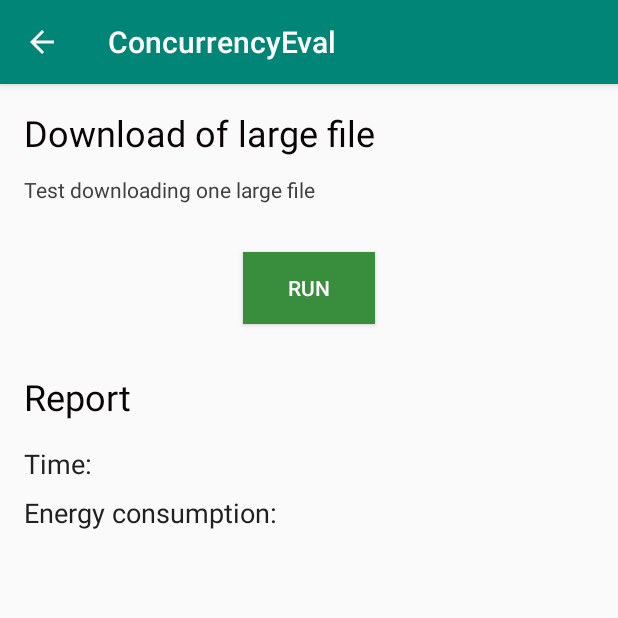
After one commit to WilliamWV/androidConcAndSync, an Android app: the LargeFileDownActivity screen opened directly, with no data from a screen before it, on a phone screen of 412 x 824 dp, the top half of it. The commit adds this screen. Run offline under Robolectric (Android 15) with nearby library versions, the phone set to English and light mode, and no system bars.

Commit message:
Added activities to download tests

```diff
--- a/app/src/main/java/com/example/concurrencyeval/activities/InitActivity.kt
+++ b/app/src/main/java/com/example/concurrencyeval/activities/InitActivity.kt
@@ -69,6 +69,12 @@ class InitActivity : AppCompatActivity(){
                 Constants.PHILOSOPHERS -> Intent(this, PhilosophersActivity::class.java).apply {
                     putExtra(Constants.IMPL_EXTRA, selectedImplementation)
                 }
+                Constants.SMALL_DOWN -> Intent(this, SmallFilesDownActivity::class.java).apply {
+                    putExtra(Constants.IMPL_EXTRA, selectedImplementation)
+                }
+                Constants.LARGE_DOWN -> Intent(this, LargeFileDownActivity::class.java).apply {
+                    putExtra(Constants.IMPL_EXTRA, selectedImplementation)
+                }
                 else -> Intent(this, ProblemActivity::class.java).apply {
                     putExtra(Constants.PROBLEM_EXTRA, selectedProblem)
                     putExtra(Constants.IMPL_EXTRA, selectedImplementation)
--- /dev/null
+++ b/app/src/main/java/com/example/concurrencyeval/activities/LargeFileDownActivity.kt
@@ -0,0 +1,13 @@
+package com.example.concurrencyeval.activities
+
+import android.support.v7.app.AppCompatActivity
+import android.os.Bundle
+import com.example.concurrencyeval.R
+
+class LargeFileDownActivity : AppCompatActivity() {
+
+    override fun onCreate(savedInstanceState: Bundle?) {
+        super.onCreate(savedInstanceState)
+        setContentView(R.layout.activity_large_file_down)
+    }
+}
--- /dev/null
+++ b/app/src/main/res/layout/activity_large_file_down.xml
@@ -0,0 +1,76 @@
+<?xml version="1.0" encoding="utf-8"?>
+<android.support.constraint.ConstraintLayout
+    xmlns:android="http://schemas.android.com/apk/res/android"
+    xmlns:tools="http://schemas.android.com/tools"
+    xmlns:app="http://schemas.android.com/apk/res-auto"
+    android:layout_width="match_parent"
+    android:layout_height="match_parent"
+    tools:context=".activities.LargeFileDownActivity">
+
+    <TextView
+        android:text="@string/lf_activity_title"
+        android:layout_width="wrap_content"
+        android:layout_height="wrap_content"
+        android:id="@+id/lf_tv_title" app:layout_constraintStart_toStartOf="parent"
+        android:layout_marginLeft="16dp"
+        android:layout_marginStart="16dp" app:layout_constraintTop_toTopOf="parent"
+        android:textColor="@color/titleColor" android:textSize="24sp" android:layout_marginTop="16dp"/>
+    <TextView
+        android:text="@string/lf_tv_description"
+        android:layout_width="0dp"
+        android:layout_height="wrap_content"
+        android:id="@+id/lf_tv_description"
+        app:layout_constraintTop_toBottomOf="@+id/lf_tv_title" app:layout_constraintStart_toStartOf="parent"
+        android:layout_marginLeft="16dp" android:layout_marginStart="16dp"
+        android:textColor="@color/descriptionColor"
+        android:layout_marginTop="12dp" app:layout_constraintEnd_toEndOf="parent" android:layout_marginRight="16dp"
+        android:layout_marginEnd="16dp" android:gravity="start"/>
+    <Button
+        android:text="@string/run_button"
+        android:layout_width="wrap_content"
+        android:layout_height="wrap_content"
+        android:id="@+id/lf_run_button" app:layout_constraintStart_toStartOf="parent" android:layout_marginLeft="8dp"
+        android:layout_marginStart="8dp" app:layout_constraintEnd_toEndOf="parent" android:layout_marginEnd="8dp"
+        android:layout_marginRight="8dp" android:layout_marginTop="32dp"
+        app:layout_constraintTop_toBottomOf="@+id/lf_tv_description" android:background="@color/buttonColor"
+        android:textColor="@color/white"/>
+    <TextView
+        android:text="@string/report"
+        android:layout_width="wrap_content"
+        android:layout_height="wrap_content"
+        android:id="@+id/lf_tv_report" android:layout_marginTop="32dp"
+        app:layout_constraintTop_toBottomOf="@+id/lf_run_button" app:layout_constraintStart_toStartOf="parent"
+        android:layout_marginLeft="16dp" android:layout_marginStart="16dp" android:textSize="24sp"
+        android:textColor="@color/titleColor"/>
+    <TextView
+        android:text="@string/time"
+        android:layout_width="wrap_content"
+        android:layout_height="wrap_content"
+        android:id="@+id/lf_time_label" android:layout_marginTop="16dp"
+        app:layout_constraintTop_toBottomOf="@+id/lf_tv_report" app:layout_constraintStart_toStartOf="parent"
+        android:layout_marginLeft="16dp" android:layout_marginStart="16dp" android:textColor="@color/textColor"
+        android:textSize="18sp"/>
+    <TextView
+        android:layout_width="wrap_content"
+        android:layout_height="wrap_content"
+        android:id="@+id/lf_time_report" app:layout_constraintStart_toEndOf="@+id/lf_time_label"
+        android:layout_marginLeft="8dp" android:layout_marginStart="8dp" android:layout_marginTop="16dp"
+        app:layout_constraintTop_toBottomOf="@+id/lf_tv_report" android:textSize="18sp"/>
+    <TextView
+        android:text="@string/energy_consumption"
+        android:layout_width="wrap_content"
+        android:layout_height="wrap_content"
+        android:id="@+id/lf_energy_label"
+        app:layout_constraintStart_toStartOf="parent"
+        android:layout_marginLeft="16dp" android:layout_marginStart="16dp" android:textColor="@color/textColor"
+        android:textSize="18sp" android:layout_marginTop="8dp"
+        app:layout_constraintTop_toBottomOf="@+id/lf_time_label"/>
+    <TextView
+        android:layout_width="wrap_content"
+        android:layout_height="wrap_content"
+        android:id="@+id/lf_energy_report"
+        android:textSize="18sp"
+        app:layout_constraintStart_toEndOf="@+id/lf_energy_label" android:layout_marginLeft="8dp"
+        android:layout_marginStart="8dp" android:layout_marginTop="16dp"
+        app:layout_constraintTop_toBottomOf="@+id/lf_time_label"/>
+</android.support.constraint.ConstraintLayout>
--- a/app/src/main/res/values/strings.xml
+++ b/app/src/main/res/values/strings.xml
@@ -26,6 +26,10 @@
     <string name="ph_tv_description">Philosophers problem used to explore justice on task scheduling</string>
     <string name="ph_tv_philosophers_label">Philosophers</string>
     <string name="justice">Justice:</string>
+    <string name="sf_activity_title">Download of small files</string>
+    <string name="sf_tv_description">Test downloading many small files</string>
+    <string name="lf_activity_title">Download of large file</string>
+    <string name="lf_tv_description">Test downloading one large file</string>
     <string-array name="problems">
         <item>Matrix multiplication</item>
         <item>Philosophers</item>
```
Also changed, not shown: app/src/main/AndroidManifest.xml (+14 -0 lines), app/src/main/java/com/example/concurrencyeval/activities/SmallFilesDownActivity.kt (added, +13 -0 lines), app/src/main/res/layout/activity_small_files_down.xml (added, +76 -0 lines).
